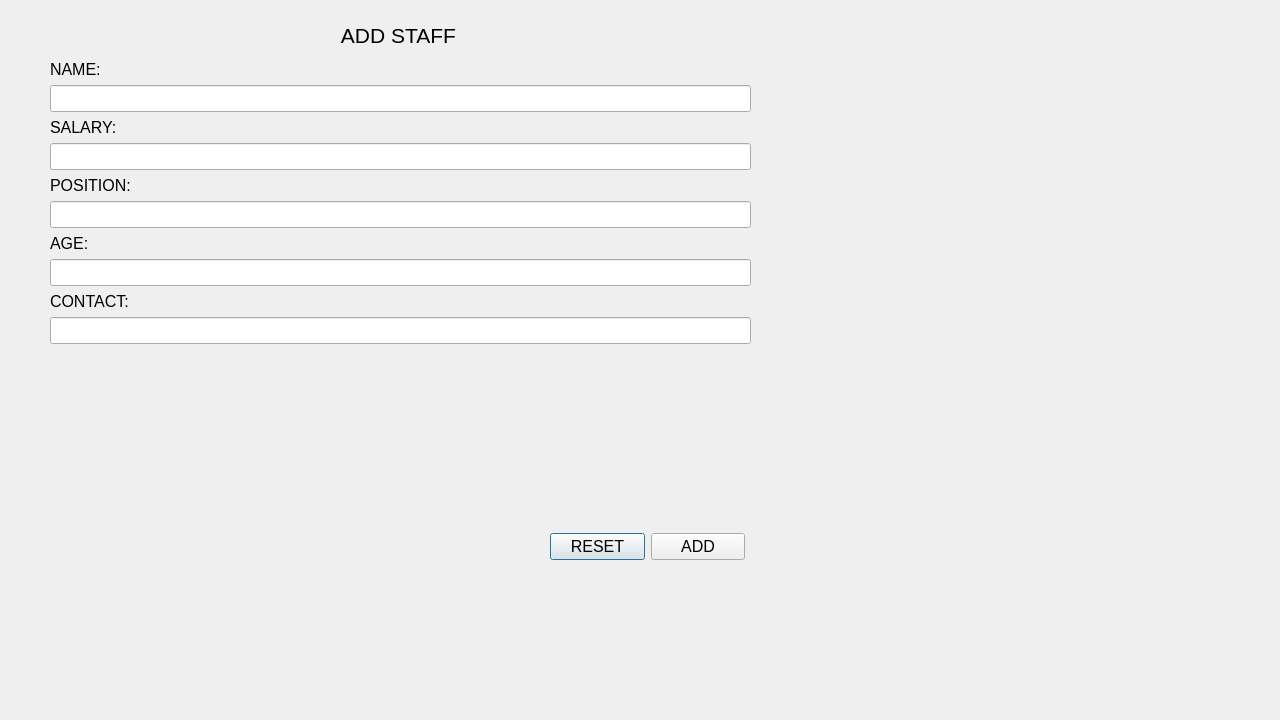
dev-pratik02/RMS, file RMS_qt/addstaff.ui: the form before one commit.
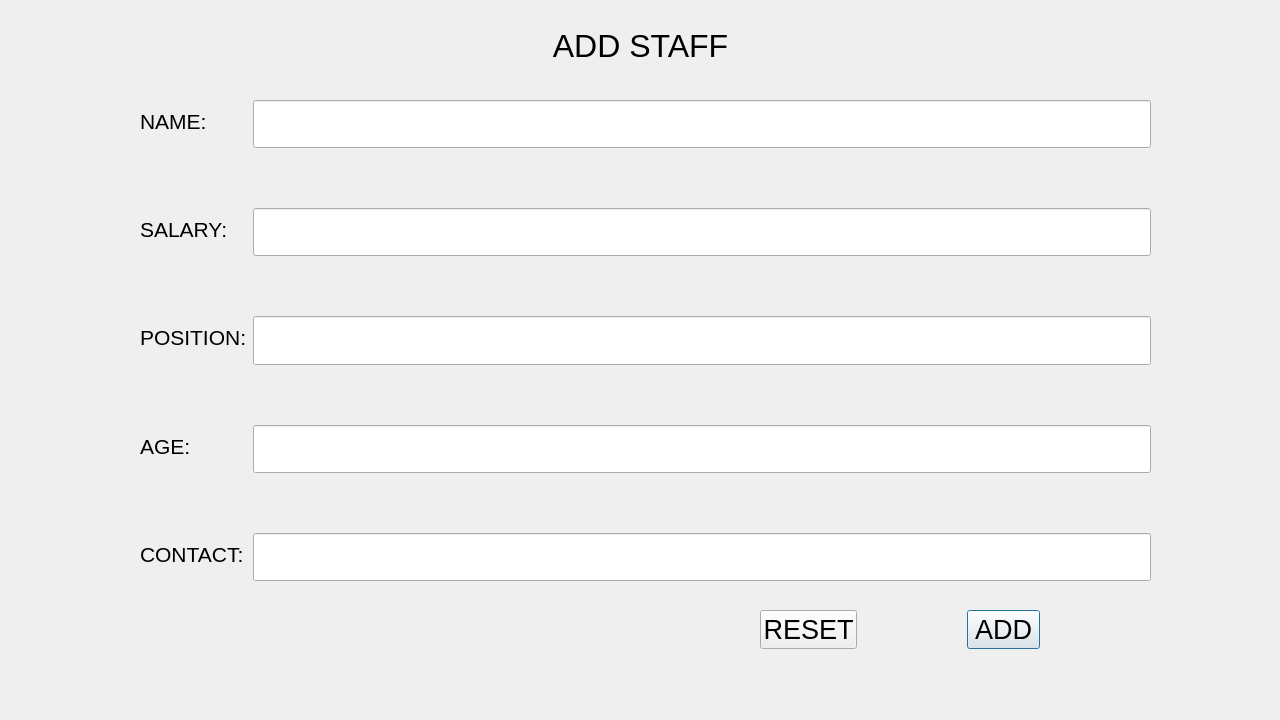
The form after the commit.

What changed in the file:
```diff
--- a/RMS_qt/addstaff.ui
+++ b/RMS_qt/addstaff.ui
@@ -16,8 +16,8 @@
   <widget class="QLabel" name="ADDSTAFF">
    <property name="geometry">
     <rect>
-     <x>308</x>
-     <y>20</y>
+     <x>550</x>
+     <y>30</y>
      <width>181</width>
      <height>31</height>
     </rect>
@@ -25,7 +25,7 @@
    <property name="font">
     <font>
      <family>Arial</family>
-     <pointsize>16</pointsize>
+     <pointsize>24</pointsize>
      <italic>false</italic>
      <bold>false</bold>
     </font>
@@ -37,38 +37,92 @@
     <set>Qt::AlignmentFlag::AlignCenter</set>
    </property>
   </widget>
-  <widget class="QWidget" name="layoutWidget">
+  <widget class="QWidget" name="">
    <property name="geometry">
     <rect>
-     <x>50</x>
-     <y>60</y>
-     <width>701</width>
-     <height>463</height>
+     <x>140</x>
+     <y>100</y>
+     <width>1011</width>
+     <height>481</height>
     </rect>
    </property>
-   <property name="font">
-    <font>
-     <family>Arial</family>
-     <pointsize>12</pointsize>
-    </font>
-   </property>
-   <layout class="QFormLayout" name="formLayout_2">
-    <item row="8" column="0" colspan="2">
+   <layout class="QFormLayout" name="formLayout">
+    <property name="formAlignment">
+     <set>Qt::AlignmentFlag::AlignCenter</set>
+    </property>
+    <property name="verticalSpacing">
+     <number>60</number>
+    </property>
+    <item row="0" column="0">
+     <widget class="QLabel" name="name">
+      <property name="font">
+       <font>
+        <family>Arial</family>
+        <pointsize>16</pointsize>
+       </font>
+      </property>
+      <property name="text">
+       <string>NAME:</string>
+      </property>
+      <property name="textFormat">
+       <enum>Qt::TextFormat::AutoText</enum>
+      </property>
+     </widget>
+    </item>
+    <item row="0" column="1">
+     <widget class="QLineEdit" name="input_name">
+      <property name="sizePolicy">
+       <sizepolicy hsizetype="Expanding" vsizetype="Expanding">
+        <horstretch>0</horstretch>
+        <verstretch>0</verstretch>
+       </sizepolicy>
+      </property>
+      <property name="font">
+       <font>
+        <family>Arial</family>
+        <pointsize>14</pointsize>
+       </font>
+      </property>
+      <property name="text">
+       <string/>
+      </property>
+     </widget>
+    </item>
+    <item row="1" column="0">
+     <widget class="QLabel" name="SALARY">
+      <property name="font">
+       <font>
+        <family>Arial</family>
+        <pointsize>16</pointsize>
+       </font>
+      </property>
+      <property name="text">
+       <string>SALARY:</string>
+      </property>
+     </widget>
+    </item>
+    <item row="1" column="1">
      <widget class="QLineEdit" name="input_salary">
+      <property name="sizePolicy">
+       <sizepolicy hsizetype="Expanding" vsizetype="Expanding">
+        <horstretch>0</horstretch>
+        <verstretch>0</verstretch>
+       </sizepolicy>
+      </property>
       <property name="font">
        <font>
         <family>Arial</family>
-        <pointsize>12</pointsize>
+        <pointsize>14</pointsize>
        </font>
       </property>
      </widget>
     </item>
-    <item row="11" column="0" colspan="2">
+    <item row="2" column="0">
      <widget class="QLabel" name="position">
       <property name="font">
        <font>
         <family>Arial</family>
-        <pointsize>12</pointsize>
+        <pointsize>16</pointsize>
        </font>
       </property>
       <property name="text">
@@ -76,22 +130,28 @@
       </property>
      </widget>
     </item>
-    <item row="12" column="0" colspan="2">
+    <item row="2" column="1">
      <widget class="QLineEdit" name="input_position">
+      <property name="sizePolicy">
+       <sizepolicy hsizetype="Expanding" vsizetype="Expanding">
+        <horstretch>0</horstretch>
+        <verstretch>0</verstretch>
+       </sizepolicy>
+      </property>
       <property name="font">
        <font>
         <family>Arial</family>
-        <pointsize>12</pointsize>
+        <pointsize>14</pointsize>
        </font>
       </property>
      </widget>
     </item>
-    <item row="15" column="0" colspan="2">
+    <item row="3" column="0">
      <widget class="QLabel" name="age">
       <property name="font">
        <font>
         <family>Arial</family>
-        <pointsize>12</pointsize>
+        <pointsize>16</pointsize>
        </font>
       </property>
       <property name="text">
@@ -99,22 +159,28 @@
       </property>
      </widget>
     </item>
-    <item row="16" column="0" colspan="2">
+    <item row="3" column="1">
      <widget class="QLineEdit" name="input_age">
+      <property name="sizePolicy">
+       <sizepolicy hsizetype="Expanding" vsizetype="Expanding">
+        <horstretch>0</horstretch>
+        <verstretch>0</verstretch>
+       </sizepolicy>
+      </property>
       <property name="font">
        <font>
         <family>Arial</family>
-        <pointsize>12</pointsize>
+        <pointsize>14</pointsize>
        </font>
       </property>
      </widget>
     </item>
-    <item row="19" column="0" colspan="2">
+    <item row="4" column="0">
      <widget class="QLabel" name="contact">
       <property name="font">
        <font>
         <family>Arial</family>
-        <pointsize>12</pointsize>
+        <pointsize>16</pointsize>
        </font>
       </property>
       <property name="text">
@@ -122,101 +188,65 @@
       </property>
      </widget>
     </item>
-    <item row="20" column="0" colspan="2">
+    <item row="4" column="1">
      <widget class="QLineEdit" name="input_contact">
-      <property name="font">
-       <font>
-        <family>Arial</family>
-        <pointsize>12</pointsize>
-       </font>
+      <property name="sizePolicy">
+       <sizepolicy hsizetype="Expanding" vsizetype="Expanding">
+        <horstretch>0</horstretch>
+        <verstretch>0</verstretch>
+       </sizepolicy>
       </property>
-     </widget>
-    </item>
-    <item row="1" column="0">
-     <widget class="QLabel" name="name">
       <property name="font">
        <font>
         <family>Arial</family>
-        <pointsize>12</pointsize>
+        <pointsize>14</pointsize>
        </font>
       </property>
-      <property name="text">
-       <string>NAME:</string>
-      </property>
-      <property name="textFormat">
-       <enum>Qt::TextFormat::AutoText</enum>
-      </property>
      </widget>
     </item>
-    <item row="5" column="0">
-     <widget class="QLabel" name="SALARY">
-      <property name="font">
-       <font>
-        <family>Arial</family>
-        <pointsize>12</pointsize>
-       </font>
-      </property>
-      <property name="text">
-       <string>SALARY:</string>
-      </property>
-     </widget>
-    </item>
-    <item row="3" column="0" colspan="2">
-     <widget class="QLineEdit" name="input_name">
-      <property name="font">
-       <font>
-        <family>Arial</family>
-        <pointsize>12</pointsize>
-       </font>
-      </property>
-      <property name="text">
-       <string/>
-      </property>
-     </widget>
-    </item>
    </layout>
   </widget>
-  <widget class="QWidget" name="layoutWidget">
+  <widget class="QPushButton" name="btn_add">
    <property name="geometry">
     <rect>
-     <x>550</x>
-     <y>530</y>
-     <width>195</width>
-     <height>33</height>
+     <x>967</x>
+     <y>610</y>
+     <width>73</width>
+     <height>39</height>
     </rect>
    </property>
-   <layout class="QHBoxLayout" name="horizontalLayout">
-    <item>
-     <widget class="QPushButton" name="btn_reset">
-      <property name="font">
-       <font>
-        <family>Arial</family>
-        <pointsize>12</pointsize>
-        <italic>false</italic>
-        <bold>false</bold>
-       </font>
-      </property>
-      <property name="text">
-       <string>RESET</string>
-      </property>
-     </widget>
-    </item>
-    <item>
-     <widget class="QPushButton" name="btn_add">
-      <property name="font">
-       <font>
-        <family>Arial</family>
-        <pointsize>12</pointsize>
-        <italic>false</italic>
-        <bold>false</bold>
-       </font>
-      </property>
-      <property name="text">
-       <string>ADD</string>
-      </property>
-     </widget>
-    </item>
-   </layout>
+   <property name="font">
+    <font>
+     <family>Arial</family>
+     <pointsize>20</pointsize>
+     <italic>false</italic>
+     <bold>false</bold>
+    </font>
+   </property>
+   <property name="text">
+    <string>ADD</string>
+   </property>
+  </widget>
+  <widget class="QPushButton" name="btn_reset">
+   <property name="geometry">
+    <rect>
+     <x>760</x>
+     <y>610</y>
+     <width>97</width>
+     <height>39</height>
+    </rect>
+   </property>
+   <property name="font">
+    <font>
+     <family>Arial</family>
+     <pointsize>20</pointsize>
+     <italic>false</italic>
+     <bold>false</bold>
+    </font>
+   </property>
+   <property name="text">
+    <string>RESET</string>
+   </property>
   </widget>
  </widget>
  <resources/>
```
